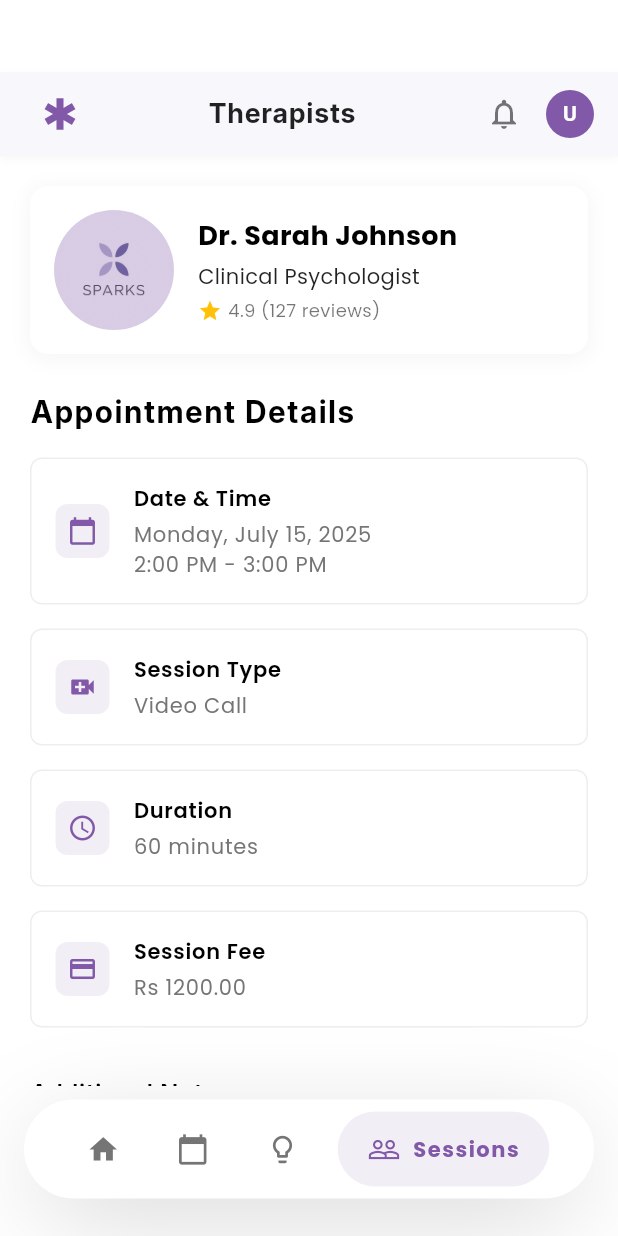
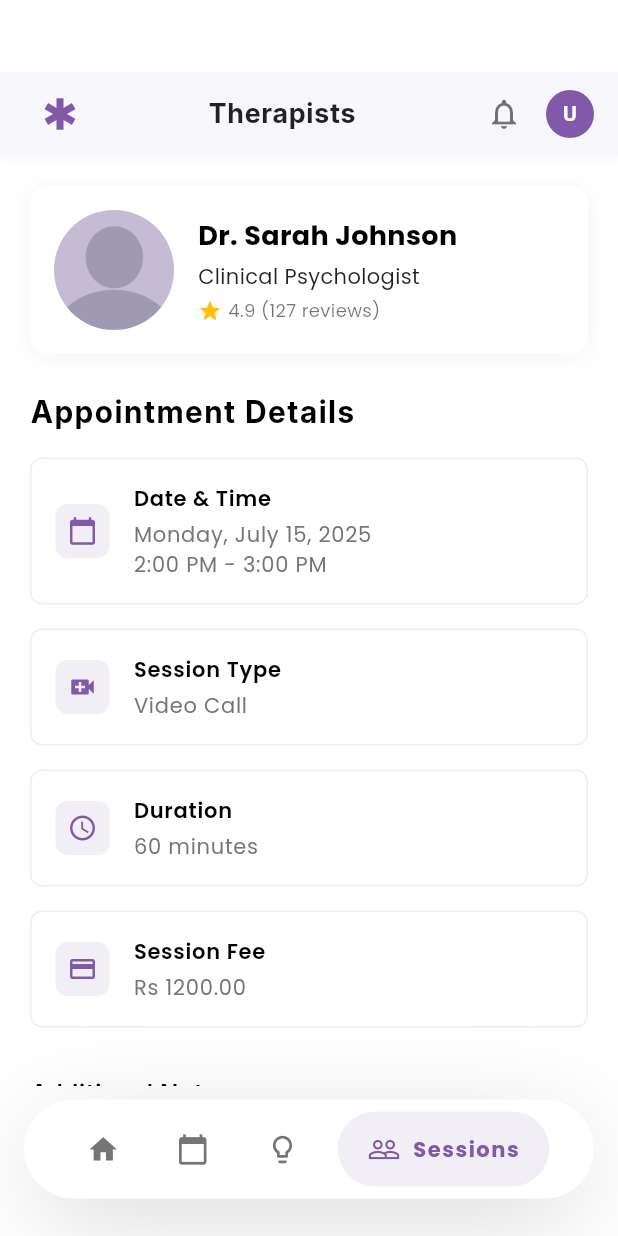
Before and after one commit to sparkslk/sparks_monorepo, a Flutter app: the ConfirmTherapistPage screen opened by its route, on a phone screen of 412 x 824 dp. Run offline on Flutter 3.47's test engine with Material 3 defaults, Android fonts, the phone set to English and light mode, and no system bars; our stand-ins replace audioplayers, flutter_dotenv, flutter_local_notifications, flutter_secure_storage, image_picker, shared_preferences and 2 more; missing offline and left inert: payhere_mobilesdk_flutter; accounts and stored records are empty; network calls fail.

```diff
--- a/lib/screens/therapy/confirm_therapist.dart
+++ b/lib/screens/therapy/confirm_therapist.dart
@@ -64,7 +64,7 @@ class _ConfirmTherapistPageState extends State<ConfirmTherapistPage> {
                             borderRadius: BorderRadius.circular(40),
                             image: DecorationImage(
                               image: AssetImage(
-                                'assets/images/logowhite.png',
+                                'assets/images/profile.webp',
                               ), // Replace with actual image
                               fit: BoxFit.cover,
                             ),
```
